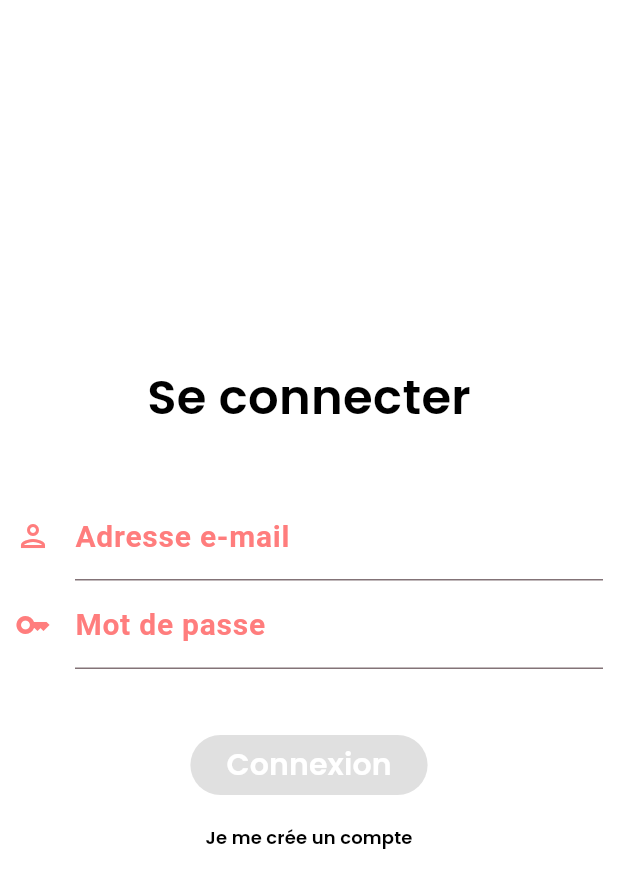
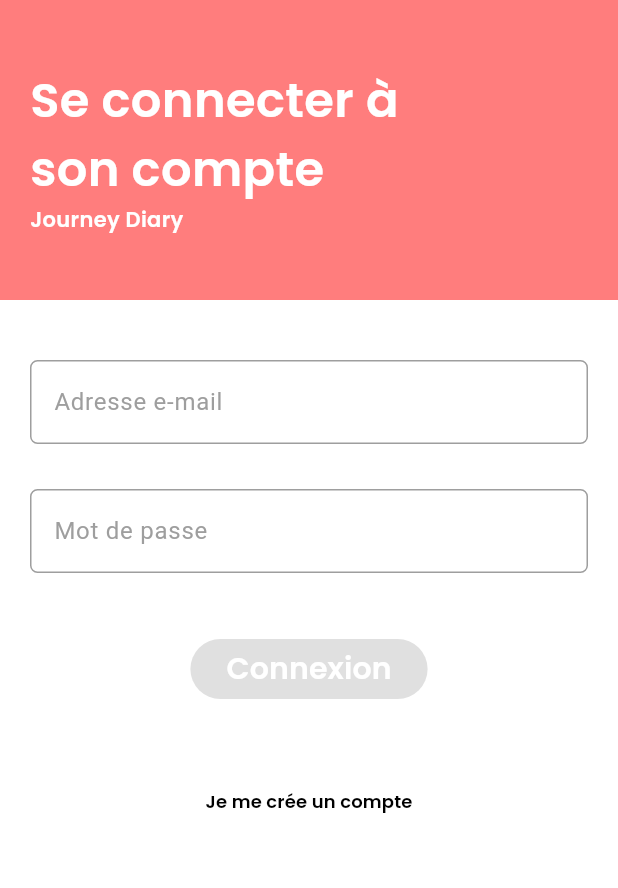
Before and after one commit to ThomasSEGALEN/flutter_journey_diary, a Flutter app: the screen it shows after launch, on a phone screen of 412 x 824 dp. Shown: the top 888 px of the screen. Run offline on Flutter 3.47's test engine with Material 2 defaults, Android fonts, the phone set to English and light mode, and no system bars; our stand-ins replace cloud_firestore, dio, firebase_auth, firebase_core, firebase_database, firebase_storage and 4 more; accounts and stored records are empty; network calls fail.

Commit message:
Update login style

```diff
--- a/lib/main.dart
+++ b/lib/main.dart
@@ -23,9 +23,10 @@ Future<void> main() async {
   final UserRepository userRepository =
       UserRepository(FirebaseAuth.instance, FirebaseFirestore.instance);
   final PlaceRepository placeRepository = PlaceRepository(
-      FirebaseDatabase.instance,
-      FirebaseAuth.instance,
-      FirebaseStorage.instance);
+    FirebaseDatabase.instance,
+    FirebaseAuth.instance,
+    FirebaseStorage.instance,
+  );
 
   await userRepository.init();
 
@@ -50,13 +51,8 @@ class MyApp extends StatelessWidget {
   @override
   Widget build(BuildContext context) {
     return MaterialApp(
-      title: 'Flutter Journey Diary',
-      theme: ThemeData(
-        colorScheme: ColorScheme.fromSeed(
-          seedColor: Colors.transparent,
-        ),
-        useMaterial3: true,
-      ),
+      title: 'Journey Diary',
+      theme: ThemeData(useMaterial3: true),
       home: BlocBuilder<UserCubit, bool>(
         builder: (context, state) =>
             state ? const HomePage() : const LoginPage(),
--- a/lib/ui/screens/login_page.dart
+++ b/lib/ui/screens/login_page.dart
@@ -44,32 +44,57 @@ class _LoginPageState extends State<LoginPage> {
   @override
   Widget build(BuildContext context) {
     return Scaffold(
-      backgroundColor: const Color(JourneyColor.white),
+      backgroundColor: Colors.white,
       body: SafeArea(
-        child: Container(
-          alignment: Alignment.center,
         child: SingleChildScrollView(
           child: Column(
             mainAxisAlignment: MainAxisAlignment.center,
             crossAxisAlignment: CrossAxisAlignment.center,
             children: [
-                Padding(
-                  padding: const EdgeInsets.only(bottom: 40),
-                  child: Text(
-                    'Se connecter',
+              Container(
+                height: 200,
+                width: MediaQuery.of(context).size.width,
+                color: const Color(JourneyColor.vomitOrange),
+                child: Padding(
+                  padding: const EdgeInsets.only(left: 20, right: 100),
+                  child: Column(
+                    mainAxisAlignment: MainAxisAlignment.center,
+                    crossAxisAlignment: CrossAxisAlignment.start,
+                    children: [
+                      Text(
+                        'Se connecter à son compte',
                         style: GoogleFonts.poppins(
-                      color: const Color(JourneyColor.black),
+                          color: Colors.white,
                           fontWeight: FontWeight.w600,
                           fontSize: JourneyFont.xxl,
                         ),
                       ),
+                      Text(
+                        'Journey Diary',
+                        style: GoogleFonts.poppins(
+                          color: Colors.white,
+                          fontWeight: FontWeight.w600,
                         ),
-                Form(
+                      )
+                    ],
+                  ),
+                ),
+              ),
+              Container(
+                color: Colors.white,
+                child: Column(
+                  mainAxisAlignment: MainAxisAlignment.center,
+                  crossAxisAlignment: CrossAxisAlignment.center,
+                  children: [
+                    Padding(
+                      padding: const EdgeInsets.symmetric(vertical: 40),
+                      child: Form(
                         key: _formKey,
                         child: Column(
                           children: [
                             Padding(
-                        padding: const EdgeInsets.symmetric(horizontal: 10),
+                              padding:
+                                  const EdgeInsets.symmetric(horizontal: 20),
                               child: Column(
                                 children: [
                                   TextFormField(
@@ -84,24 +109,25 @@ class _LoginPageState extends State<LoginPage> {
                                       fontSize: JourneyFont.sm,
                                       decorationThickness: 0,
                                     ),
-                              decoration: const InputDecoration(
-                                icon: Icon(Icons.person_outlined),
-                                iconColor: Color(JourneyColor.vomitOrange),
+                                    decoration: InputDecoration(
+                                      enabledBorder: OutlineInputBorder(
+                                        borderSide: const BorderSide(
+                                            color: Colors.grey),
+                                        borderRadius: BorderRadius.circular(5),
+                                      ),
+                                      focusedBorder: OutlineInputBorder(
+                                        borderSide: const BorderSide(
+                                            color: Colors.grey),
+                                        borderRadius: BorderRadius.circular(5),
+                                      ),
                                       labelText: 'Adresse e-mail',
-                                labelStyle: TextStyle(
-                                  color: Color(JourneyColor.vomitOrange),
-                                  fontSize: JourneyFont.m,
-                                  fontWeight: FontWeight.w600,
-                                  decorationThickness: 0,
-                                ),
-                                focusedBorder: UnderlineInputBorder(
-                                  borderSide: BorderSide(
-                                    width: 2,
-                                    color: Color(JourneyColor.vomitOrange),
+                                      labelStyle:
+                                          const TextStyle(color: Colors.grey),
+                                      filled: true,
+                                      fillColor: Colors.transparent,
                                     ),
                                   ),
-                              ),
-                            ),
+                                  const SizedBox(height: 30),
                                   TextFormField(
                                     controller: _passwordController,
                                     validator: (value) =>
@@ -114,22 +140,22 @@ class _LoginPageState extends State<LoginPage> {
                                       fontSize: JourneyFont.sm,
                                       decorationThickness: 0,
                                     ),
-                              decoration: const InputDecoration(
-                                icon: Icon(Icons.key_outlined),
-                                iconColor: Color(JourneyColor.vomitOrange),
+                                    decoration: InputDecoration(
+                                      enabledBorder: OutlineInputBorder(
+                                        borderSide: const BorderSide(
+                                            color: Colors.grey),
+                                        borderRadius: BorderRadius.circular(5),
+                                      ),
+                                      focusedBorder: OutlineInputBorder(
+                                        borderSide: const BorderSide(
+                                            color: Colors.grey),
+                                        borderRadius: BorderRadius.circular(5),
+                                      ),
                                       labelText: 'Mot de passe',
-                                labelStyle: TextStyle(
-                                  color: Color(JourneyColor.vomitOrange),
-                                  fontSize: JourneyFont.m,
-                                  fontWeight: FontWeight.w600,
-                                  decorationThickness: 0,
-                                ),
-                                focusedBorder: UnderlineInputBorder(
-                                  borderSide: BorderSide(
-                                    width: 2,
-                                    color: Color(JourneyColor.vomitOrange),
-                                  ),
-                                ),
+                                      labelStyle:
+                                          const TextStyle(color: Colors.grey),
+                                      filled: true,
+                                      fillColor: Colors.transparent,
                                     ),
                                     obscureText: true,
                                   ),
@@ -191,8 +217,9 @@ class _LoginPageState extends State<LoginPage> {
                                   ),
                                 ),
                               ),
-                      )
+                            ),
                           ],
+                        ),
                       ),
                     ),
                     TextButton(
@@ -218,6 +245,8 @@ class _LoginPageState extends State<LoginPage> {
                   ],
                 ),
               ),
+            ],
+          ),
         ),
       ),
     );
```
Lines whose indentation alone changed are shown as unchanged.
